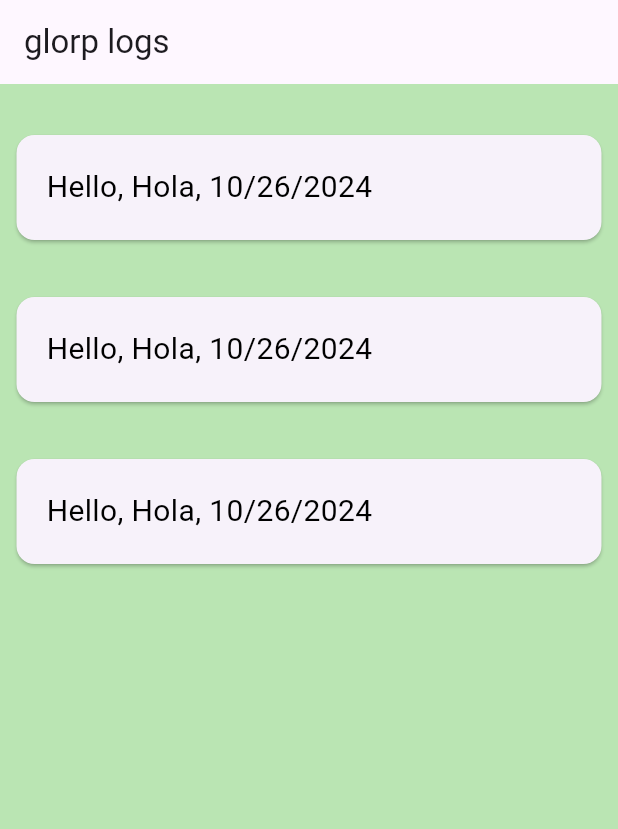
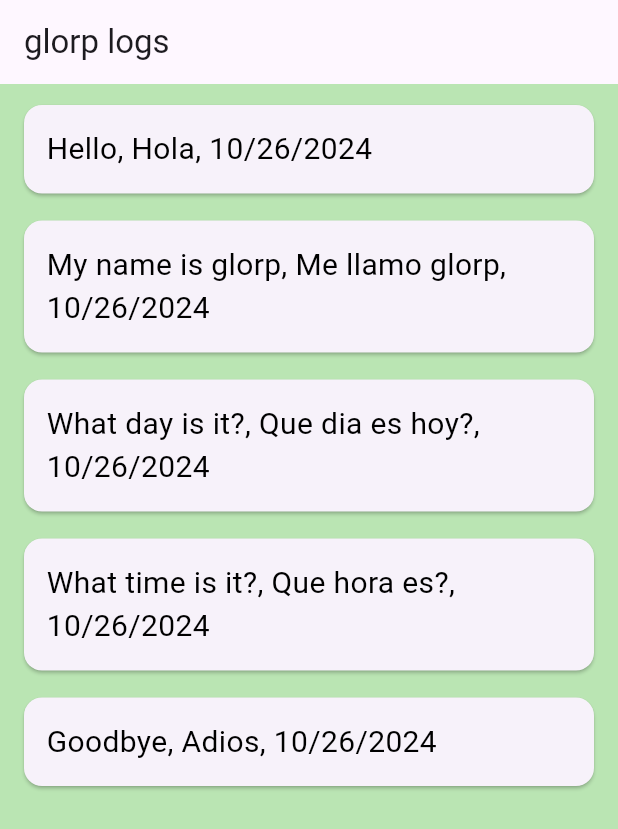
Before and after one commit to rav-nidhi/glorp, a Flutter app: the screen it shows after launch, on a phone screen of 412 x 824 dp. Shown: the top 829 px of the screen. Run offline on Flutter 3.47's test engine with Material 3 defaults, Android fonts, the phone set to English and light mode, and no system bars.

Commit message:
yayy iteration working :>

```diff
--- a/lib/main.dart
+++ b/lib/main.dart
@@ -1,6 +1,4 @@
 import 'package:flutter/material.dart';
-import 'dart:io';
-import 'dart:async';
 import 'dart:core';
 import 'display.dart';
 
@@ -12,13 +10,11 @@
   Translate(this.transFrom, this.transTo, this.date);
 }
 
-const List<String> translations = [
+List<String> translations = [
   "Hello, Hola, 10/26/2024",
   "My name is glorp, Me llamo glorp, 10/26/2024",
   "What day is it?, Que dia es hoy?, 10/26/2024",
-  "What time is it?",
-  "Que hora es?",
-  "10/26/2024",
+  "What time is it?, Que hora es?, 10/26/2024",
   "Goodbye, Adios, 10/26/2024"
 ];
 
@@ -48,10 +44,12 @@
 }
 
 class MyApp extends StatelessWidget {
+  const MyApp({super.key});
+
   @override
   Widget build(BuildContext context) {
     return MaterialApp(
-      title: 'Menk Travel Log',
+      title: 'glorp logger',
       theme: ThemeData(
         primarySwatch: Colors.green,
       ),
@@ -61,16 +59,29 @@
 }
 
 class HomePage extends StatelessWidget {
+  const HomePage({super.key});
+
   @override
   Widget build(BuildContext context) {
-    const spacer = SizedBox(height: 30);
     return Scaffold(
       backgroundColor: const Color.fromARGB(255, 186, 229, 179),
       appBar: AppBar(title: const Text('glorp logs')),
       body: SingleChildScrollView(
         child: Column(
           children: <Widget>[
-            spacer,
+            for (var i in translations)
+              log(context, i)
+          ],
+        ),
+      ),
+    );
+  }
+}
+
+Widget log(BuildContext context, String i) {
+  return Column (
+    children: [
+      const SizedBox(height:10),
       Align(
         alignment: Alignment.center,
         child: Card(
@@ -79,72 +90,23 @@
           splashColor: Colors.blue.withAlpha(30),
           onTap: () {
             Navigator.push(
-                          context, MaterialPageRoute(builder: (_) => Hello()));
+                context, MaterialPageRoute(builder: (_) => const Hello()));
           },
-                    child: const Padding(
-                        padding: EdgeInsets.only(left: 20, top: 20),
+          child: Padding(
+              padding: const EdgeInsets.all(15),
               child: SizedBox(
-                          width: 370,
-                          height: 50,
+                width: 350,
                 child: Text(
-                            "Hello, Hola, 10/26/2024",
-                            style: TextStyle(
+                  i,
+                  style: const TextStyle(
                     color: Color.fromARGB(255, 0, 0, 0),
                     fontSize: 20,
                   ),
                 ),
-                        ))),
-              ),
-            ),
-            spacer,
-            Card(
-              clipBehavior: Clip.hardEdge,
-              child: InkWell(
-                  splashColor: Colors.blue.withAlpha(30),
-                  onTap: () {
-                    Navigator.push(
-                        context, MaterialPageRoute(builder: (_) => Hello()));
-                  },
-                  child: const Padding(
-                      padding: EdgeInsets.only(left: 20, top: 20),
-                      child: SizedBox(
-                        width: 370,
-                        height: 50,
-                        child: Text(
-                          "Hello, Hola, 10/26/2024",
-                          style: TextStyle(
-                            color: Color.fromARGB(255, 0, 0, 0),
-                            fontSize: 20,
-                          ),
-                        ),
-                      ))),
-            ),
-            spacer,
-            Card(
-              clipBehavior: Clip.hardEdge,
-              child: InkWell(
-                  splashColor: Colors.blue.withAlpha(30),
-                  onTap: () {
-                    Navigator.push(
-                        context, MaterialPageRoute(builder: (_) => Hello()));
-                  },
-                  child: const Padding(
-                      padding: EdgeInsets.only(left: 20, top: 20),
-                      child: SizedBox(
-                        width: 370,
-                        height: 50,
-                        child: Text(
-                          "Hello, Hola, 10/26/2024",
-                          style: TextStyle(
-                            color: Color.fromARGB(255, 0, 0, 0),
-                            fontSize: 20,
-                          ),
-                        ),
-                      ))),
-            ),
-          ],
-        ),
-      ),
+              )
+            )
+          )
+        ))
+    ]
   );
 }
-}
```
Lines whose indentation alone changed are shown as unchanged.
